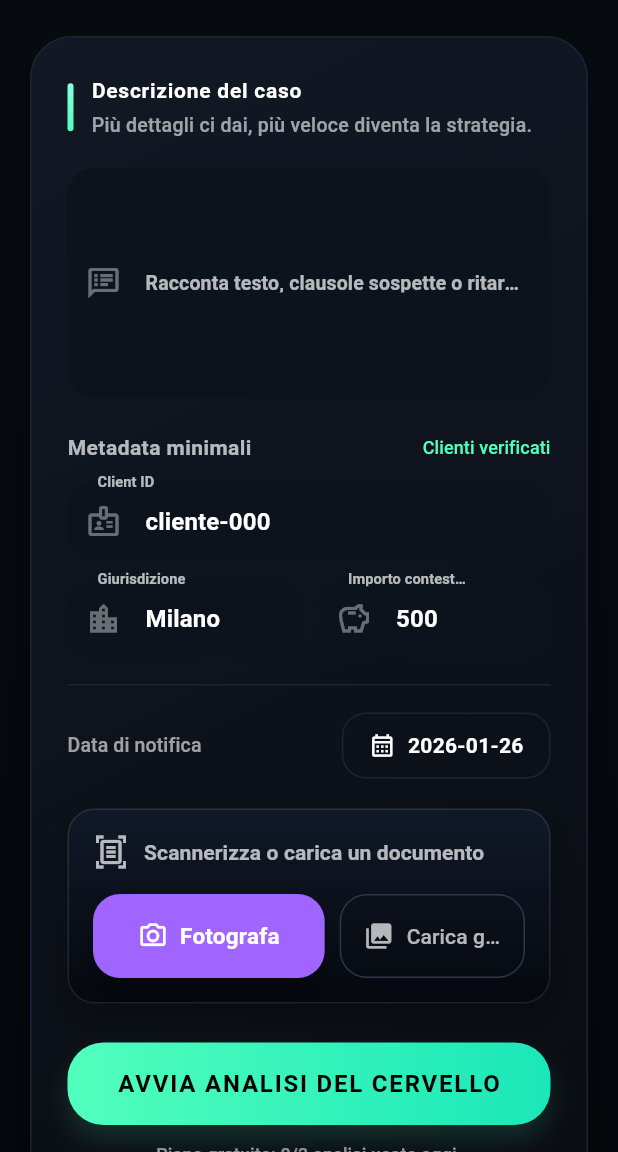
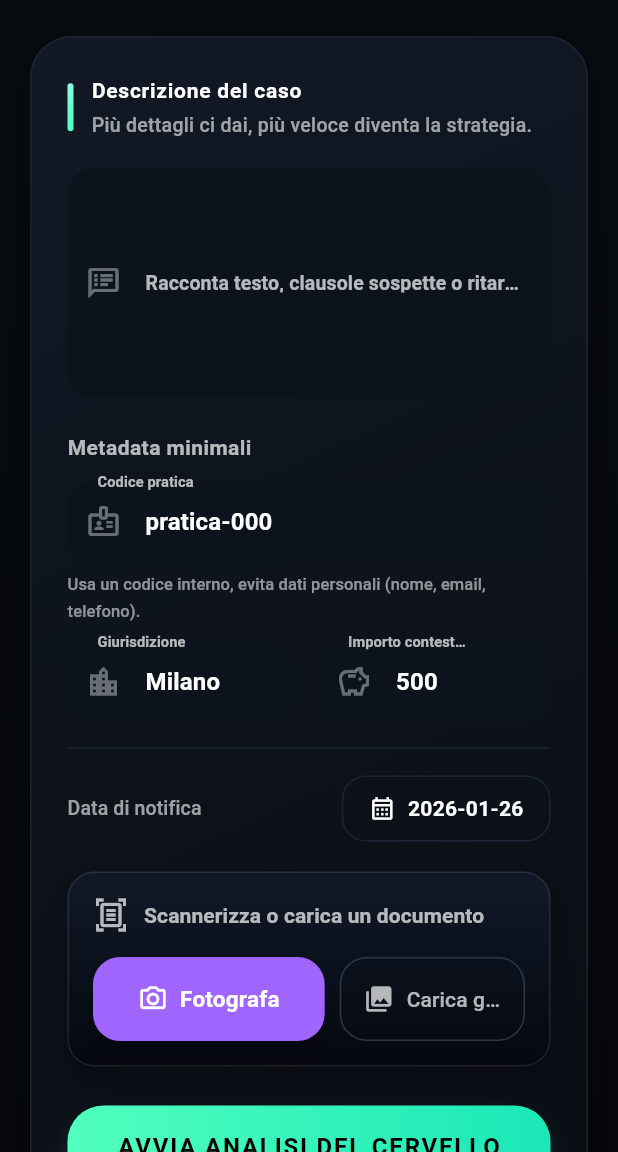
Before and after one commit to Benedetto69/bureaucracy_agent, a Flutter app: the SchermataRisoluzione screen opened by its route, on a phone screen of 412 x 824 dp, the part 84-1236 px from its top. Run offline on Flutter 3.47's test engine with Material 3 defaults, Android fonts, the phone set to English and light mode, and no system bars; our stand-ins replace flutter_dotenv, image_picker, in_app_purchase, shared_preferences; accounts and stored records are empty.

Commit message:
Fix analyze warnings

```diff
--- a/lib/main.dart
+++ b/lib/main.dart
@@ -1,9 +1,9 @@
 import 'dart:async';
+import 'dart:convert';
 import 'dart:io';
 
 import 'package:flutter/material.dart';
 import 'package:flutter/services.dart';
-import 'package:flutter_dotenv/flutter_dotenv.dart';
 import 'package:image_picker/image_picker.dart';
 import 'package:in_app_purchase/in_app_purchase.dart';
 import 'package:shared_preferences/shared_preferences.dart';
@@ -18,7 +18,6 @@ import 'services/ocr_service.dart';
 import 'theme/app_theme.dart';
 Future<void> main() async {
   WidgetsFlutterBinding.ensureInitialized();
-  await dotenv.load(fileName: ".env");
   runApp(const BureaucracyAgentApp());
 }
 
@@ -51,7 +50,7 @@ class _SchermataRisoluzioneState extends State<SchermataRisoluzione> {
   final DocumentAnalyzerApi _api = DocumentAnalyzerApi();
   final TextEditingController _descriptionController = TextEditingController();
   final TextEditingController _userIdController =
-      TextEditingController(text: 'cliente-000');
+      TextEditingController(text: 'pratica-000');
   final TextEditingController _jurisdictionController =
       TextEditingController(text: 'Milano');
   final TextEditingController _amountController =
@@ -92,7 +91,6 @@ class _SchermataRisoluzioneState extends State<SchermataRisoluzione> {
     ],
   );
   static const _panelBorderColor = Color(0xFF1C2336);
-  static const _panelAccent = Color(0xFF51FFBD);
   static final List<AnalysisIssue> _offlineIssuesDemo = [
     AnalysisIssue(
       type: IssueType.substance,
@@ -458,12 +456,101 @@ class _SchermataRisoluzioneState extends State<SchermataRisoluzione> {
                   const SizedBox(height: 12),
                   _buildDocumentHistory(),
                 ],
+                const SizedBox(height: 20),
+                _sectionTitle('Gestione dati', compact: true),
+                const SizedBox(height: 10),
+                _buildDataControls(),
               ],
             ),
           ),
         ),
       ),
     );
+  }
+
+  Widget _buildDataControls() {
+    return Container(
+      padding: const EdgeInsets.all(16),
+      decoration: BoxDecoration(
+        color: const Color(0xFF0F131A),
+        borderRadius: BorderRadius.circular(16),
+        border: Border.all(color: Colors.white12),
+      ),
+      child: Column(
+        crossAxisAlignment: CrossAxisAlignment.stretch,
+        children: [
+          const Text(
+            'Puoi esportare o eliminare i dati salvati localmente sul dispositivo.',
+            style: TextStyle(color: Colors.white60, fontSize: 13, height: 1.4),
+          ),
+          const SizedBox(height: 12),
+          OutlinedButton.icon(
+            onPressed: _exportLocalData,
+            icon: const Icon(Icons.file_download_outlined),
+            label: const Text('Esporta dati (copia JSON)'),
+          ),
+          const SizedBox(height: 10),
+          OutlinedButton.icon(
+            onPressed: _deleteLocalData,
+            icon: const Icon(Icons.delete_outline),
+            style: OutlinedButton.styleFrom(
+              foregroundColor: Colors.redAccent,
+            ),
+            label: const Text('Elimina dati locali'),
+          ),
+        ],
+      ),
+    );
+  }
+
+  Future<void> _exportLocalData() async {
+    final payload = <String, dynamic>{
+      'exported_at': DateTime.now().toUtc().toIso8601String(),
+      'analysis_limit': {
+        'free_daily_limit': _freeDailyLimit,
+        'day': _analysisCountDate,
+        'count': _analysisCountToday,
+      },
+      'history': _documentHistory.map((e) => e.toJson()).toList(),
+    };
+    final jsonText = const JsonEncoder.withIndent('  ').convert(payload);
+    await Clipboard.setData(ClipboardData(text: jsonText));
+    if (!mounted) return;
+    ScaffoldMessenger.of(context).showSnackBar(
+      const SnackBar(
+        content: Text('Esportazione copiata negli appunti'),
+        duration: Duration(seconds: 2),
+      ),
+    );
+  }
+
+  Future<void> _deleteLocalData() async {
+    try {
+      await _historyStorage?.clearHistory();
+      final prefs = await SharedPreferences.getInstance();
+      await prefs.remove(_analysisCountKey);
+      await prefs.remove(_analysisCountDateKey);
+      if (!mounted) return;
+      setState(() {
+        _documentHistory.clear();
+        _analysisCountToday = 0;
+        _analysisCountDate = _formatDay(DateTime.now());
+      });
+      ScaffoldMessenger.of(context).showSnackBar(
+        const SnackBar(
+          content: Text('Dati locali eliminati'),
+          duration: Duration(seconds: 2),
+        ),
+      );
+    } catch (error) {
+      if (!mounted) return;
+      ScaffoldMessenger.of(context).showSnackBar(
+        SnackBar(
+          content: Text('Impossibile eliminare i dati: $error'),
+          duration: const Duration(seconds: 2),
+        ),
+      );
+    }
   }
 
   Widget _buildIssueCard(AnalysisIssue issue) {
@@ -607,10 +694,7 @@ class _SchermataRisoluzioneState extends State<SchermataRisoluzione> {
                   ),
                 ),
               ),
-              Text(
-                'Clienti verificati',
-                style: TextStyle(color: _panelAccent, fontSize: 12),
-              ),
+              SizedBox.shrink(),
             ],
           ),
           const SizedBox(height: 12),
@@ -698,9 +782,17 @@ class _SchermataRisoluzioneState extends State<SchermataRisoluzione> {
     return Column(
       children: [
         _buildGlassField(
-          label: 'Client ID',
+          label: 'Codice pratica',
           controller: _userIdController,
           icon: Icons.badge_outlined,
+        ),
+        const SizedBox(height: 6),
+        const Align(
+          alignment: Alignment.centerLeft,
+          child: Text(
+            'Usa un codice interno, evita dati personali (nome, email, telefono).',
+            style: TextStyle(color: Colors.white54, fontSize: 11),
+          ),
         ),
         const SizedBox(height: 12),
         Row(
--- a/lib/screens/privacy_page.dart
+++ b/lib/screens/privacy_page.dart
@@ -21,7 +21,12 @@ class PrivacyPage extends StatelessWidget {
           const _SectionBullet(
             title: 'Dati trattati',
             description:
-                'I dati inseriti (testo e metadati) vengono inviati al nostro server solo per generare l’analisi e la bozza richiesta. Non vengono condivisi con terze parti.',
+                'I dati inseriti (testo e metadati) vengono inviati al server solo per generare l\'analisi e la bozza richiesta. Non usiamo tracking o advertising.',
+          ),
+          const _SectionBullet(
+            title: 'Documenti e OCR',
+            description:
+                'Se scatti o carichi un documento, l\'OCR su iOS avviene on-device. Le immagini restano sul dispositivo e non vengono inviate al server.',
           ),
           const _SectionBullet(
             title: 'Permessi richiesti',
@@ -29,15 +34,15 @@ class PrivacyPage extends StatelessWidget {
                 'Camera e libreria vengono usate esclusivamente per raccogliere documenti di riferimento; le descrizioni `NSCameraUsageDescription` e `NSPhotoLibraryUsageDescription` spiegano il motivo all’utente.',
           ),
           const _SectionBullet(
-            title: 'Storage e cronologia',
+            title: 'Storage e controllo',
             description:
-                'Le bozze e lo storico vengono salvati localmente sul dispositivo. Puoi eliminarli rimuovendo l’app.',
+                'Le bozze e lo storico sono salvati localmente sul dispositivo. Puoi esportare o eliminare i dati dalla sezione "Gestione dati" o disinstallando l\'app.',
           ),
           const SizedBox(height: 18),
           ElevatedButton.icon(
             onPressed: () => Navigator.of(context).pop(),
             icon: const Icon(Icons.check, size: 20),
-            label: const Text('Ho capito, torna all’app'),
+            label: const Text('Ho capito, torna all\'app'),
             style: ElevatedButton.styleFrom(
               backgroundColor: const Color(0xFF8BFFB7),
               foregroundColor: Colors.black,
```
Also changed, not shown: 1 other file.
